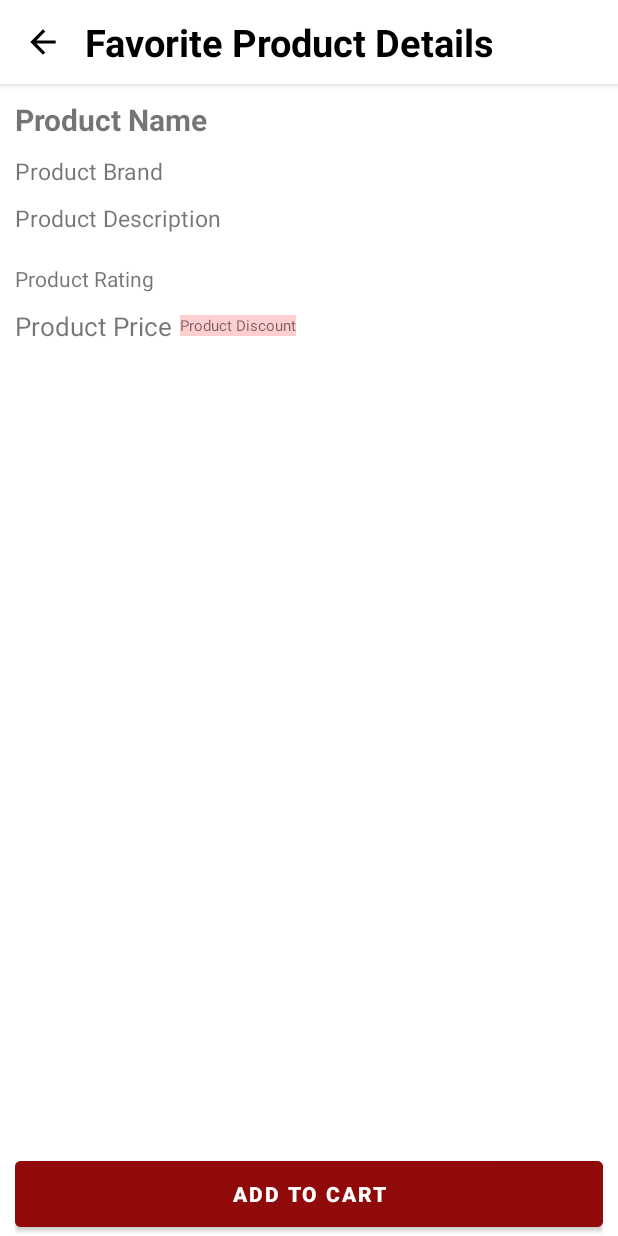
After one commit to blairMe/shopMe, an Android app: the layout fragment_favorite_details.xml on its own in the app's theme, with its tools: preview values and no code run, on a phone screen of 412 x 824 dp. The commit adds this screen. Run offline under Robolectric (Android 15) with nearby library versions, the phone set to English and light mode, and no system bars.

Commit message:
Favorites

```diff
--- a/app/src/main/java/bfa/blair/shopme/ui/adapters/FavoritesAdapter.kt
+++ b/app/src/main/java/bfa/blair/shopme/ui/adapters/FavoritesAdapter.kt
@@ -6,6 +6,7 @@ import androidx.fragment.app.Fragment
 import androidx.recyclerview.widget.RecyclerView
 import bfa.blair.shopme.databinding.FavoriteItemLayoutBinding
 import bfa.blair.shopme.model.room.Favorite
+import bfa.blair.shopme.ui.fragments.FavoriteFragment
 import coil.load
 import coil.transform.RoundedCornersTransformation
 
@@ -47,6 +48,11 @@ class FavoritesAdapter(val fragment : Fragment)
     override fun onBindViewHolder(holder: FavoriteViewHolder, position: Int) {
         val favoritePosition = favorites[position]
         holder.bindFavorites(favoritePosition)
+        holder.itemView.setOnClickListener {
+            if(fragment is FavoriteFragment) {
+                fragment.favoriteDetails(favoritePosition)
+            }
+        }
     }
 
     override fun getItemCount(): Int {
--- /dev/null
+++ b/app/src/main/java/bfa/blair/shopme/ui/fragments/FavoriteDetailsFragment.kt
@@ -0,0 +1,69 @@
+package bfa.blair.shopme.ui.fragments
+
+import android.os.Bundle
+import androidx.fragment.app.Fragment
+import android.view.LayoutInflater
+import android.view.View
+import android.view.ViewGroup
+import android.widget.Toast
+import androidx.navigation.fragment.findNavController
+import androidx.navigation.fragment.navArgs
+import androidx.recyclerview.widget.LinearLayoutManager
+import bfa.blair.shopme.R
+import bfa.blair.shopme.databinding.FragmentFavoriteDetailsBinding
+import bfa.blair.shopme.model.room.Favorite
+import bfa.blair.shopme.ui.adapters.ProductImagesAdapter
+
+class FavoriteDetailsFragment : Fragment() {
+
+    private var binding : FragmentFavoriteDetailsBinding? = null
+
+    private var favoriteDetails : Favorite? = null
+
+    override fun onCreate(savedInstanceState: Bundle?) {
+        super.onCreate(savedInstanceState)
+
+    }
+
+    override fun onCreateView(
+        inflater: LayoutInflater, container: ViewGroup?,
+        savedInstanceState: Bundle?,
+    ): View? {
+        // Inflate the layout for this fragment
+        binding = FragmentFavoriteDetailsBinding.inflate(layoutInflater, container, false)
+        return binding!!.root
+    }
+
+    override fun onViewCreated(view: View, savedInstanceState: Bundle?) {
+        super.onViewCreated(view, savedInstanceState)
+
+        val args : FavoriteDetailsFragmentArgs by navArgs()
+
+        favoriteDetails = args.favoriteDetails
+
+        args.let {
+
+            val productImages = it.favoriteDetails.images
+
+            val adapter = ProductImagesAdapter(productImages, this@FavoriteDetailsFragment)
+            binding!!.productImagesRV.layoutManager =
+                LinearLayoutManager(context, LinearLayoutManager.HORIZONTAL, false)
+            binding!!.productImagesRV.adapter = adapter
+
+            binding!!.productTitle.text = it.favoriteDetails.title
+            binding!!.productBrand.text = "Brand: ${it.favoriteDetails.brand}"
+            binding!!.productDescription.text = it.favoriteDetails.description
+            binding!!.productRating.text = "Rating: ${it.favoriteDetails.rating}/5"
+            binding!!.productPrice.text = "$ ${it.favoriteDetails.price}"
+            binding!!.productDiscount.text = "${it.favoriteDetails.discountPercentage}% off"
+
+        }
+
+        binding!!.backHomeScreen.setOnClickListener {
+            findNavController().popBackStack()
+        }
+
+    }
+
+
+}
--- a/app/src/main/java/bfa/blair/shopme/ui/fragments/FavoriteFragment.kt
+++ b/app/src/main/java/bfa/blair/shopme/ui/fragments/FavoriteFragment.kt
@@ -7,6 +7,7 @@ import android.view.LayoutInflater
 import android.view.View
 import android.view.ViewGroup
 import androidx.fragment.app.viewModels
+import androidx.navigation.fragment.findNavController
 import androidx.recyclerview.widget.StaggeredGridLayoutManager
 import bfa.blair.shopme.R
 import bfa.blair.shopme.databinding.FragmentFavoriteBinding
@@ -55,6 +56,9 @@ class FavoriteFragment : Fragment() {
         }
     }
 
+    fun favoriteDetails(favorite: Favorite) {
+        findNavController().navigate(FavoriteFragmentDirections.actionFavoriteFragmentToFavoriteDetailsFragment(favorite))
+    }
 
 
 }
--- /dev/null
+++ b/app/src/main/res/layout/fragment_favorite_details.xml
@@ -0,0 +1,165 @@
+<?xml version="1.0" encoding="utf-8"?>
+<androidx.coordinatorlayout.widget.CoordinatorLayout xmlns:android="http://schemas.android.com/apk/res/android"
+    xmlns:tools="http://schemas.android.com/tools"
+    android:layout_width="match_parent"
+    android:layout_height="match_parent"
+    xmlns:app="http://schemas.android.com/apk/res-auto"
+    tools:context=".ui.fragments.FavoriteDetailsFragment">
+
+    <com.google.android.material.appbar.AppBarLayout
+        android:layout_width="match_parent"
+        android:layout_height="wrap_content"
+        android:fitsSystemWindows="true">
+
+        <com.google.android.material.appbar.MaterialToolbar
+            android:id="@+id/details_page_toolBar"
+            android:layout_width="match_parent"
+            android:layout_height="?attr/actionBarSize"
+            android:background="@color/white"
+            android:elevation="0dp"
+            android:theme="?actionBarTheme"
+            app:layout_scrollFlags="scroll|enterAlways|snap">
+
+            <androidx.appcompat.widget.LinearLayoutCompat
+                android:layout_width="match_parent"
+                android:layout_height="match_parent"
+                android:paddingEnd="15dp"
+                android:orientation="horizontal"
+                android:gravity="center_vertical">
+
+                <ImageView
+                    android:id="@+id/back_homeScreen"
+                    android:layout_width="25dp"
+                    android:layout_height="25dp"
+                    android:src="@drawable/ic_back_button"
+                    android:tint="@color/black"
+                    tools:ignore="UseAppTint"/>
+
+                <TextView
+                    android:id="@+id/details_page_title"
+                    android:layout_width="wrap_content"
+                    android:layout_height="wrap_content"
+                    android:text="Favorite Product Details"
+                    android:textColor="@color/black"
+                    android:textSize="25sp"
+                    android:textStyle="bold"
+                    android:paddingStart="15dp"
+                    android:layout_weight="1"/>
+
+            </androidx.appcompat.widget.LinearLayoutCompat>
+
+        </com.google.android.material.appbar.MaterialToolbar>
+
+    </com.google.android.material.appbar.AppBarLayout>
+
+
+
+    <androidx.core.widget.NestedScrollView
+        android:layout_width="match_parent"
+        android:layout_height="match_parent"
+        app:layout_behavior="@string/appbar_scrolling_view_behavior">
+
+        <LinearLayout
+            android:layout_width="match_parent"
+            android:layout_height="match_parent"
+            android:orientation="vertical">
+
+            <androidx.recyclerview.widget.RecyclerView
+                android:id="@+id/productImagesRV"
+                android:layout_width="match_parent"
+                android:layout_height="wrap_content"
+                app:layout_behavior="@string/appbar_scrolling_view_behavior" />
+
+            <LinearLayout
+                android:layout_width="match_parent"
+                android:layout_height="wrap_content"
+                android:orientation="vertical"
+                android:paddingStart="10dp"
+                android:paddingTop="10dp">
+
+                <TextView
+                    android:id="@+id/productTitle"
+                    android:layout_width="wrap_content"
+                    android:layout_height="wrap_content"
+                    android:text="Product Name"
+                    android:textSize="20sp"
+                    android:textStyle="bold"/>
+
+                <TextView
+                    android:id="@+id/productBrand"
+                    android:layout_width="wrap_content"
+                    android:layout_height="wrap_content"
+                    android:text="Product Brand"
+                    android:textSize="15sp"
+                    android:paddingTop="10dp"/>
+
+                <TextView
+                    android:id="@+id/productDescription"
+                    android:layout_width="wrap_content"
+                    android:layout_height="wrap_content"
+                    android:text="Product Description"
+                    android:textSize="15sp"
+                    android:paddingTop="10dp"
+                    android:paddingBottom="10dp"/>
+
+                <TextView
+                    android:id="@+id/productRating"
+                    android:layout_width="wrap_content"
+                    android:layout_height="wrap_content"
+                    android:text="Product Rating"
+                    android:textSize="14sp"
+                    android:paddingTop="10dp"/>
+
+                <LinearLayout
+                    android:layout_width="wrap_content"
+                    android:layout_height="wrap_content"
+                    android:paddingTop="10dp"
+                    android:gravity="center_horizontal">
+
+                    <TextView
+                        android:id="@+id/productPrice"
+                        android:layout_width="wrap_content"
+                        android:layout_height="wrap_content"
+                        android:text="Product Price"
+                        android:textSize="17sp"
+                        android:paddingEnd="5dp"
+                        android:layout_gravity="center_vertical"/>
+
+                    <TextView
+                        android:id="@+id/productDiscount"
+                        android:layout_width="wrap_content"
+                        android:layout_height="wrap_content"
+                        android:text="Product Discount"
+                        android:textSize="10sp"
+                        android:background="@color/backgroundMe"
+                        android:layout_gravity="center_vertical"/>
+
+                </LinearLayout>
+
+
+
+            </LinearLayout>
+
+        </LinearLayout>
+
+    </androidx.core.widget.NestedScrollView>
+
+    <LinearLayout
+        android:layout_width="match_parent"
+        android:layout_height="?attr/actionBarSize"
+        android:orientation="horizontal"
+        android:layout_gravity="bottom"
+        android:paddingStart="10dp"
+        android:paddingEnd="10dp">
+
+        <com.google.android.material.button.MaterialButton
+            android:id="@+id/cartBtn"
+            android:layout_width="match_parent"
+            android:layout_height="match_parent"
+            android:text="Add To Cart"
+            android:textStyle="bold"
+            android:backgroundTint="@color/purple_200"/>
+
+    </LinearLayout>
+
+</androidx.coordinatorlayout.widget.CoordinatorLayout>
--- a/app/src/main/res/navigation/shop_navigation.xml
+++ b/app/src/main/res/navigation/shop_navigation.xml
@@ -51,7 +51,11 @@
         android:id="@+id/favoriteFragment"
         android:name="bfa.blair.shopme.ui.fragments.FavoriteFragment"
         android:label="fragment_favorite"
-        tools:layout="@layout/fragment_favorite" />
+        tools:layout="@layout/fragment_favorite" >
+        <action
+            android:id="@+id/action_favoriteFragment_to_favoriteDetailsFragment"
+            app:destination="@id/favoriteDetailsFragment" />
+    </fragment>
 
     <fragment
         android:id="@+id/cartFragment"
@@ -70,4 +74,15 @@
             app:argType="bfa.blair.shopme.model.network.ProductList" />
 
     </fragment>
+    <fragment
+        android:id="@+id/favoriteDetailsFragment"
+        android:name="bfa.blair.shopme.ui.fragments.FavoriteDetailsFragment"
+        android:label="fragment_favorite_details"
+        tools:layout="@layout/fragment_favorite_details">
+
+        <argument
+            android:name="favoriteDetails"
+            app:argType="bfa.blair.shopme.model.room.Favorite" />
+
+    </fragment>
 </navigation>
```
